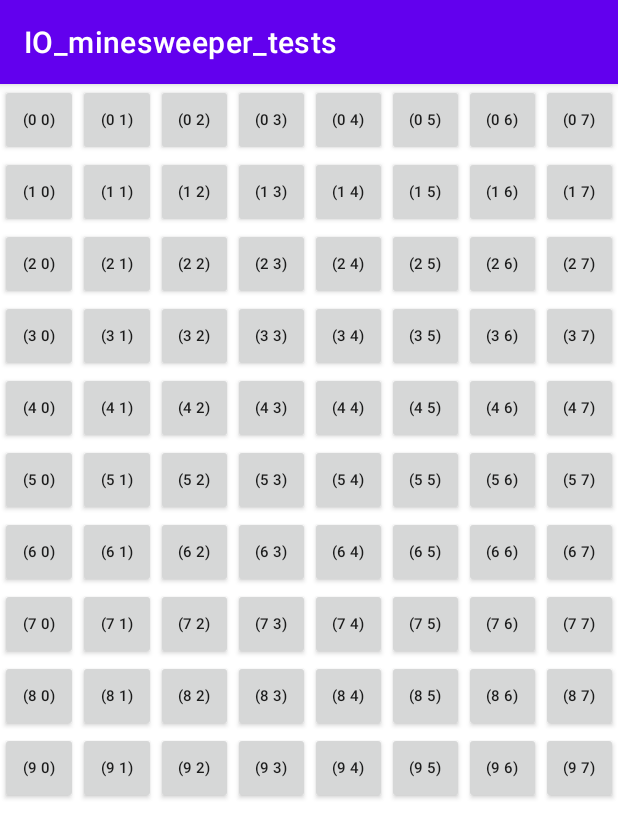
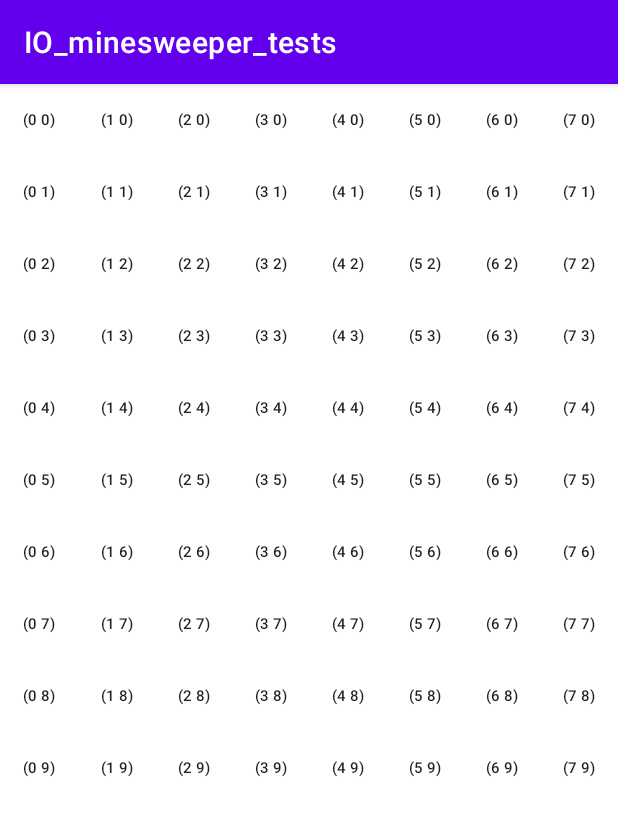
Before and after one commit to jk438520/team777-minesweeper, an Android app: the screen it shows after launch (MainActivity), on a phone screen of 412 x 824 dp. Shown: the top 838 px of the screen. Run offline under Robolectric (Android 15) with nearby library versions, the phone set to English and light mode, and no system bars.

Commit message:
IS-5 reactive matrix

```diff
--- /dev/null
+++ b/app/src/main/java/com/example/io_minesweeper_tests/BackEndSim.java
@@ -0,0 +1,52 @@
+package com.example.io_minesweeper_tests;
+
+import android.graphics.Color;
+
+import java.util.ArrayList;
+
+public class BackEndSim {
+
+    ArrayList<ArrayList<Unit>> fields;
+
+    public BackEndSim(int xdim, int ydim) {
+        fields = new ArrayList<>();
+        for (int i = 0; i < ydim; i++) {
+            ArrayList<Unit> row = new ArrayList<>();
+            for (int j = 0; j < xdim; j++) {
+                row.add(new Unit());
+            }
+            fields.add(row);
+        }
+    }
+
+    public int getNextColor(int x, int y) {
+        return fields.get(y).get(x).getNextColor();
+    }
+
+    public int getMainColor(int x, int y) {
+        return fields.get(y).get(x).getMainColor();
+    }
+
+    private class Unit {
+
+        private int mainColor = Color.WHITE;
+        private int secondaryColor;
+
+        public Unit() {
+            // set secondary color to green or red based on random number
+            secondaryColor = Math.random() < 0.5 ? Color.GREEN : Color.RED;
+        }
+
+        public int getMainColor() {
+            return mainColor;
+        }
+
+        public int getNextColor() {
+            // return secondary color and set it to main color
+            int temp = secondaryColor;
+            secondaryColor = mainColor;
+            mainColor = temp;
+            return temp;
+        }
+    }
+}
--- a/app/src/main/java/com/example/io_minesweeper_tests/MainActivity.java
+++ b/app/src/main/java/com/example/io_minesweeper_tests/MainActivity.java
@@ -2,6 +2,7 @@ package com.example.io_minesweeper_tests;
 
 import androidx.appcompat.app.AppCompatActivity;
 
+import android.graphics.Color;
 import android.os.Bundle;
 import android.widget.LinearLayout;
 import android.widget.LinearLayout.LayoutParams;
@@ -11,31 +12,37 @@ import java.util.Locale;
 
 public class MainActivity extends AppCompatActivity {
 
+    private final int XDIM = 8;
+    private final int YDIM = 10;
+
     @Override
     protected void onCreate(Bundle savedInstanceState) {
         super.onCreate(savedInstanceState);
         setContentView(R.layout.activity_main);
 
 
+        BackEndSim backEndSim = new BackEndSim(XDIM, YDIM);
+
         // generate 2d 10x8 array of buttons. Force buttons to fit on screen.
         LinearLayout container = findViewById(R.id.llContainer);
         LayoutParams params = new LayoutParams(LayoutParams.MATCH_PARENT, LayoutParams.WRAP_CONTENT, 1.0f);
-        for (int i = 0; i < 10; i++) {
+
+        for (int i = 0; i < YDIM; i++) {
             LinearLayout row = new LinearLayout(this);
             row.setOrientation(LinearLayout.HORIZONTAL);
-            for (int j = 0; j < 8; j++) {
-                Button btn = new Button(this);
+            for (int j = 0; j < XDIM; j++) {
+                MyButton btn = new MyButton(this, j, i);
                 btn.setLayoutParams(params);
                 // set button text to coordinates
-                btn.setText(String.format(Locale.ENGLISH, "(%d %d)", i, j));
+                btn.setText(String.format(Locale.ENGLISH, "(%d %d)", j, i));
                 // set text size so it doesn't wrap
                 btn.setTextSize(10);
-                //force button to be a square
+                btn.setBackgroundColor(backEndSim.getMainColor(j, i));
+                btn.setOnClickListener(v -> btn.onClick(backEndSim));
+
                 row.addView(btn);
-
             }
             container.addView(row);
         }
-
     }
 }
--- /dev/null
+++ b/app/src/main/java/com/example/io_minesweeper_tests/MyButton.java
@@ -0,0 +1,39 @@
+package com.example.io_minesweeper_tests;
+
+import android.app.ActionBar;
+import android.content.Context;
+import android.text.Layout;
+import android.util.AttributeSet;
+import android.widget.LinearLayout;
+
+import java.util.Locale;
+
+public class MyButton extends androidx.appcompat.widget.AppCompatButton {
+
+    private int x;
+    private int y;
+
+    public MyButton(Context context) {
+        super(context);
+    }
+
+    public MyButton(Context context, AttributeSet attrs) {
+        super(context, attrs);
+    }
+
+    public MyButton(Context context, AttributeSet attrs, int defStyleAttr) {
+        super(context, attrs, defStyleAttr);
+    }
+
+    public MyButton(Context context, int x, int y){
+        super(context);
+        this.x = x;
+        this.y = y;
+
+    }
+
+    public void onClick(BackEndSim backEndSim) {
+        setBackgroundColor(backEndSim.getNextColor(x, y));
+    }
+
+}
```
